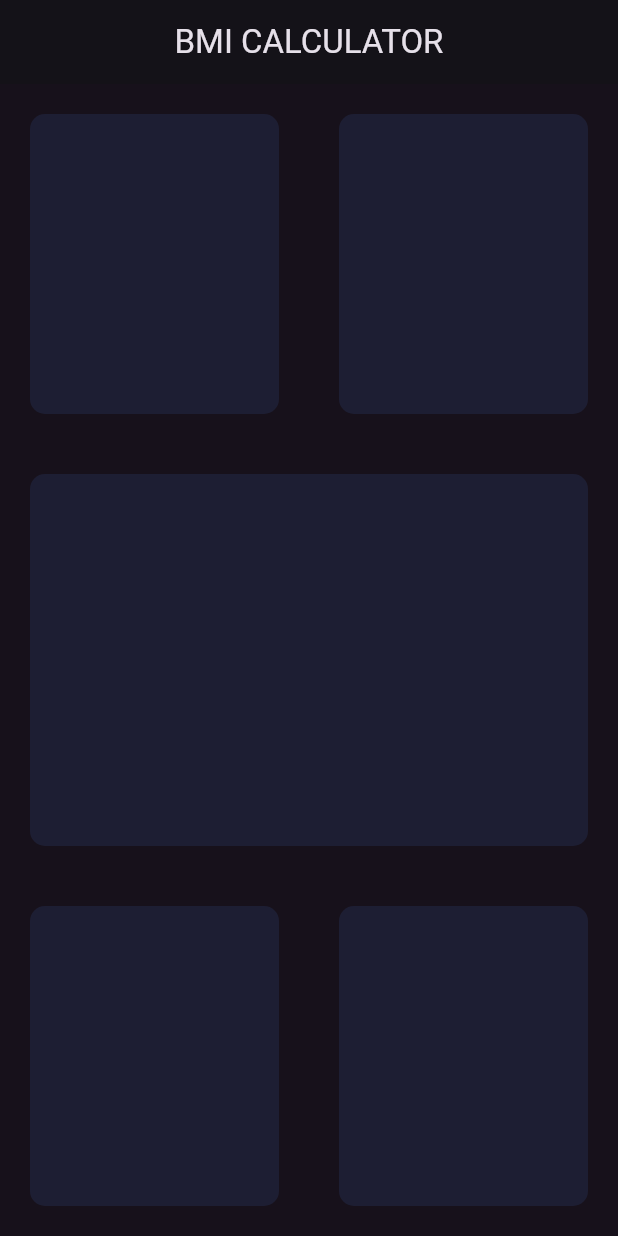
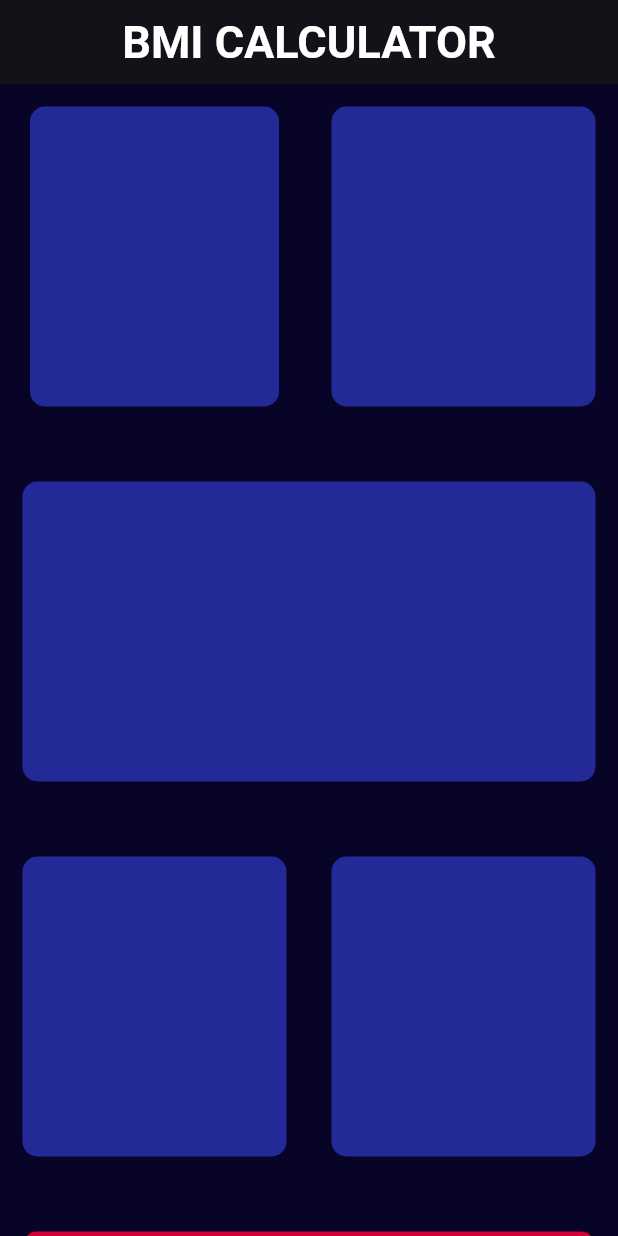
Before and after one commit to Abe99/BMI_calculator, a Flutter app: the screen it shows after launch, on a phone screen of 412 x 824 dp. Run offline on Flutter 3.47's test engine with Material 3 defaults, Android fonts, the phone set to English and light mode, and no system bars.

Commit message:
layout without classes

```diff
--- a/lib/input_page.dart
+++ b/lib/input_page.dart
@@ -1,4 +1,12 @@
+import 'package:flutter/cupertino.dart';
 import 'package:flutter/material.dart';
+import 'package:flutter/widgets.dart';
+
+const bottomContainerHeight = 80.0;
+const activeCardColor = Color(0xFF21223A);
+const inactiveCardColor = Color(0xFF232A98);
+const bottomContainerColor = Color(0xFFD20138);
+
 class inputPage extends StatefulWidget {
   const inputPage({super.key});
 
@@ -10,58 +18,89 @@ class _inputPageState extends State<inputPage> {
   @override
   Widget build(BuildContext context) {
     return Scaffold(
+        backgroundColor: Color.fromARGB(255, 7, 4, 39),
         appBar: AppBar(
-        title: Center(child: Text('BMI CALCULATOR')),
+          title: Text('BMI CALCULATOR'),
+          centerTitle: true,
+          titleTextStyle: TextStyle(
+              fontSize: 30.0, fontWeight: FontWeight.bold, color: Colors.white),
         ),
-      // TODO: create a container for the input page
         body: Column(
+          mainAxisAlignment: MainAxisAlignment.center,
           children: [
             Row(
               children: [
                 Expanded(
-                    child: ReusableCard(colour: Color(0xff1d1e33)),
+                  child: Container(
+                    margin: EdgeInsets.symmetric(horizontal: 20.0),
+                    height: 200.0,
+                    decoration: BoxDecoration(
+                        color: inactiveCardColor,
+                        borderRadius: BorderRadius.circular(10.0)),
+                  ),
                 ),
                 Expanded(
-                    child: ReusableCard(colour: Color(0xff1d1e33)),
+                  child: Container(
+                    margin: EdgeInsets.all(15.0),
+                    height: 200.0,
+                    decoration: BoxDecoration(
+                      color: inactiveCardColor,
+                      borderRadius: BorderRadius.circular(10.0),
+                    ),
+                  ),
                 ),
               ],
             ),
-              Expanded(
-                child: ReusableCard(colour: Color(0xff1d1e33)),
+            SizedBox(
+              height: 20.0,
+            ),
+            Container(
+              height: 200.0,
+              margin: EdgeInsets.all(15.0),
+              decoration: BoxDecoration(
+                color: inactiveCardColor,
+                borderRadius: BorderRadius.circular(10.0),
+              ),
+            ),
+            SizedBox(
+              height: 20.0,
             ),
             Row(
               children: [
                 Expanded(
-                    child: ReusableCard(colour: Color(0xff1d1e33)),
+                  child: Container(
+                    margin: EdgeInsets.all(15.0),
+                    height: 200.0,
+                    decoration: BoxDecoration(
+                      color: inactiveCardColor,
+                      borderRadius: BorderRadius.circular(10.0),
+                    ),
+                  ),
                 ),
                 Expanded(
-                    child: ReusableCard(colour: Color(0xff1d1e33)),
+                  child: Container(
+                    margin: EdgeInsets.all(15.0),
+                    height: 200.0,
+                    decoration: BoxDecoration(
+                      color: inactiveCardColor,
+                      borderRadius: BorderRadius.circular(10.0),
                     ),
+                  ),
+                )
               ],
             ),
+            SizedBox(
+              height: 20.0,
+            ),
+            Container(
+              height: bottomContainerHeight,
+              margin: EdgeInsets.all(15.0),
+              decoration: BoxDecoration(
+                color: bottomContainerColor,
+                borderRadius: BorderRadius.circular(10.0),
+              ),
+            )
           ],
-          ),
-        );
+        ));
   }
 }
-
-class ReusableCard extends StatelessWidget {
-  const ReusableCard({
-    super.key,
-    required this.colour,
-  });
-
-  final Color colour;
-
-  @override
-  Widget build(BuildContext context) {
-    return Container(
-      margin: EdgeInsets.all(20.0),
-      height: 200.0,
-      decoration: BoxDecoration(
-        color: Color(0xff1d1e33),
-        borderRadius: BorderRadius.circular(10.0),
-      ),
-    );
-  }
-}
--- a/lib/main.dart
+++ b/lib/main.dart
@@ -4,27 +4,22 @@
 import 'package:flutter/material.dart';
 import 'input_page.dart';
 
-void main() {
+void main(){
   runApp(BMICalculator());
 }
-
 class BMICalculator extends StatelessWidget {
   const BMICalculator({super.key});
 
   @override
   Widget build(BuildContext context) {
-    return MaterialApp(
-      debugShowCheckedModeBanner: false,
-      theme: ThemeData.dark().copyWith(
-        primaryColor: Color(0xFF17111b),
-        scaffoldBackgroundColor: Color(0xFF17111b),
-      ),
+    return  MaterialApp(
+      theme: ThemeData.dark(),
       home: inputPage(),
+      debugShowCheckedModeBanner: true,
     );
   }
 }
 
 
 
-
 // TODO: create a new class called inputPage in input_page.dart
--- a/pubspec.yaml
+++ b/pubspec.yaml
@@ -35,6 +35,7 @@ dependencies:
   # The following adds the Cupertino Icons font to your application.
   # Use with the CupertinoIcons class for iOS style icons.
   cupertino_icons: ^1.0.6
+  ionicons: ^0.2.2
 
 dev_dependencies:
   flutter_test:
```
Also changed, not shown: lib/icon_content.dart (added), lib/reusable_card.dart (added), pubspec.lock. Lines whose indentation alone changed are shown as unchanged.
